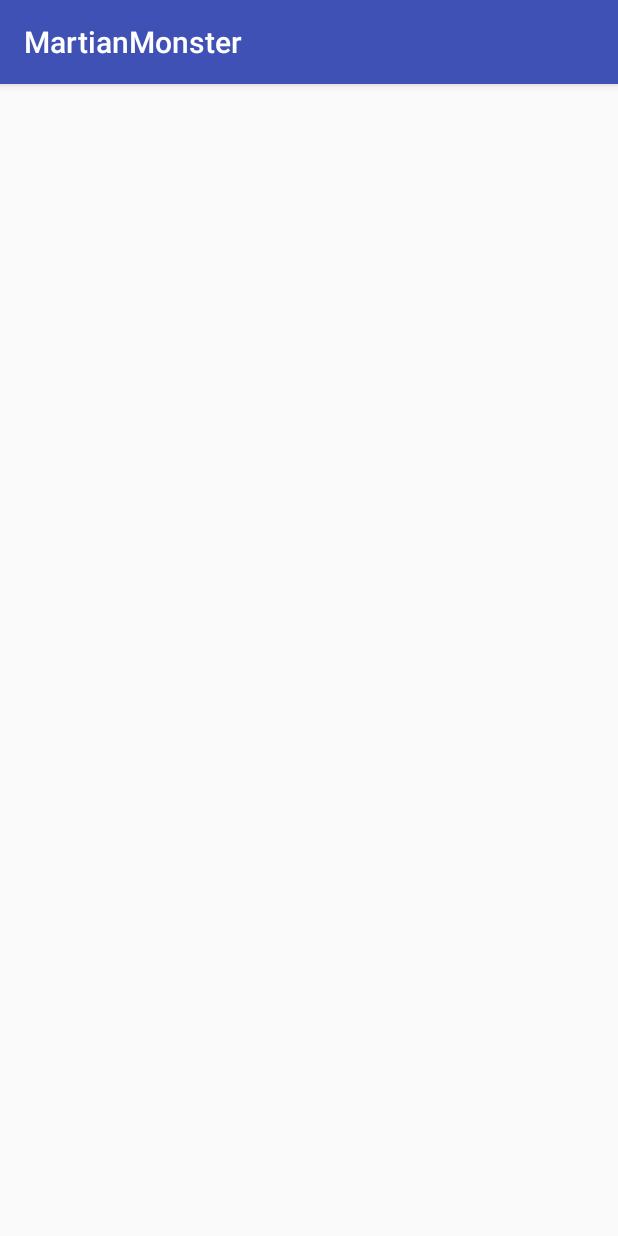
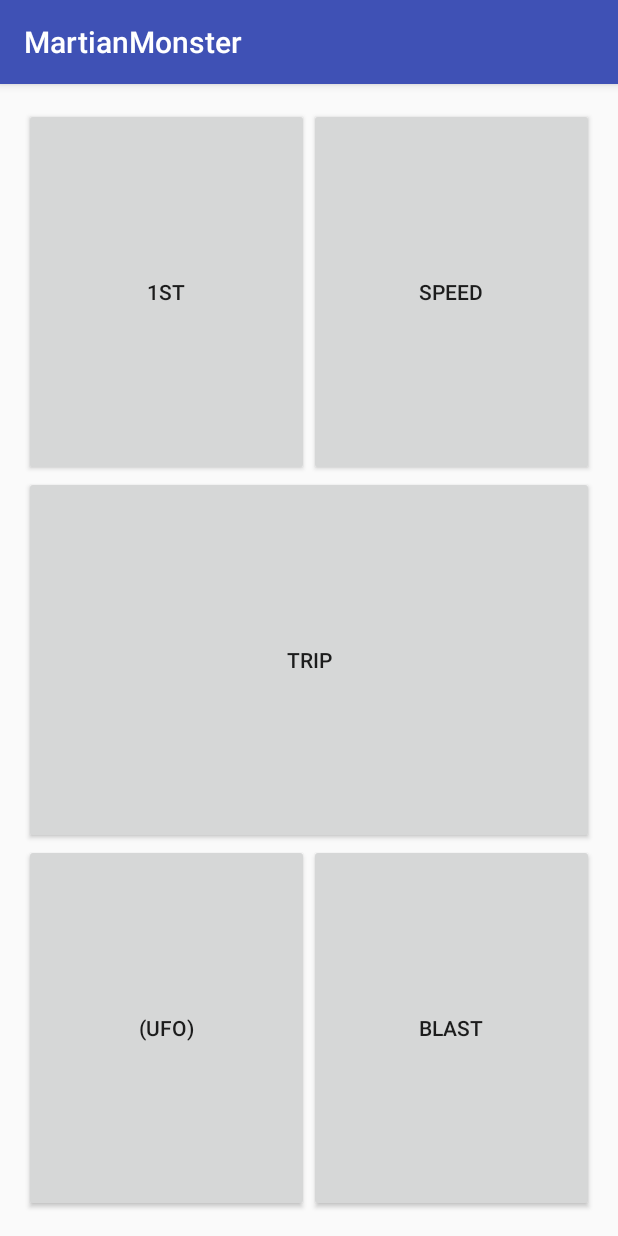
Before and after one commit to vikdenic/MartianMonster_Android, an Android app: the screen it shows after launch (MainActivity), on a phone screen of 412 x 824 dp. Run offline under Robolectric (Android 15) with nearby library versions, the phone set to English and light mode, and no system bars.

Commit message:
Layout views in MainActivity

```diff
--- a/app/src/main/res/layout/activity_main.xml
+++ b/app/src/main/res/layout/activity_main.xml
@@ -1,5 +1,5 @@
 <?xml version="1.0" encoding="utf-8"?>
-<RelativeLayout
+<LinearLayout
     xmlns:android="http://schemas.android.com/apk/res/android"
     xmlns:tools="http://schemas.android.com/tools"
     android:layout_width="match_parent"
@@ -8,6 +8,58 @@
     android:paddingRight="@dimen/activity_horizontal_margin"
     android:paddingTop="@dimen/activity_vertical_margin"
     android:paddingBottom="@dimen/activity_vertical_margin"
-    tools:context=".MainActivity">
+    tools:context=".MainActivity"
+    android:orientation="vertical">
 
-</RelativeLayout>
+    <LinearLayout
+            android:orientation="horizontal"
+            android:layout_width="match_parent"
+            android:layout_height="wrap_content"
+            android:id="@+id/linearLayout"
+            android:layout_weight="1">
+
+            <Button
+                android:layout_width="match_parent"
+                android:layout_height="match_parent"
+                android:text="1st"
+                android:id="@+id/button1"
+                android:layout_weight="1"/>
+
+            <Button
+                android:layout_width="match_parent"
+                android:layout_height="match_parent"
+                android:text="SPEED"
+                android:id="@+id/button2"
+                android:layout_weight="1"/>
+        </LinearLayout>
+
+        <Button
+            android:layout_width="match_parent"
+            android:layout_height="wrap_content"
+            android:id="@+id/button3"
+            android:text="TRIP"
+            android:layout_weight="1"/>
+
+
+        <LinearLayout
+            android:orientation="horizontal"
+            android:layout_width="match_parent"
+            android:layout_height="wrap_content"
+            android:layout_weight="1">
+
+            <Button
+                android:layout_width="match_parent"
+                android:layout_height="match_parent"
+                android:text="(ufo)"
+                android:id="@+id/button4"
+                android:layout_weight="1"/>
+
+            <Button
+                android:layout_width="match_parent"
+                android:layout_height="match_parent"
+                android:text="BLAST"
+                android:id="@+id/button5"
+                android:layout_weight="1"/>
+        </LinearLayout>
+
+</LinearLayout>
```
